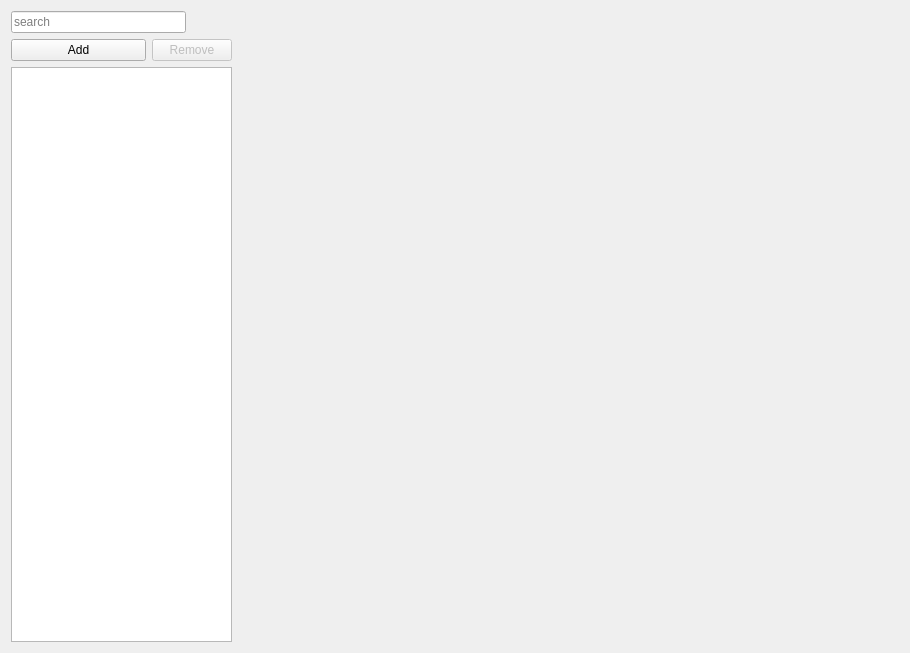
First picture: the form in ui/a2widget/a2item_editor.ui, repository ewerybody/a2, before the edit.
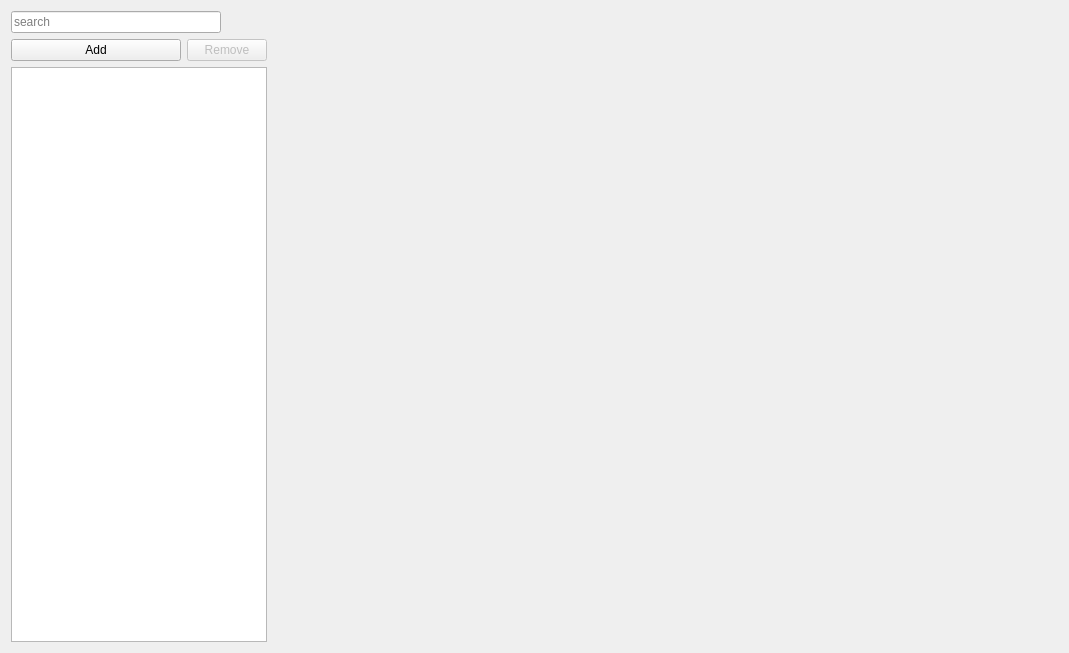
Second picture: the form after the edit. Custom widgets are drawn as their Qt base class.

Commit message: A2ItemEditor got a `list_layout_widget` to make the list column resizable

Diff of the .ui file:
```diff
--- a/ui/a2widget/a2item_editor.ui
+++ b/ui/a2widget/a2item_editor.ui
@@ -6,7 +6,7 @@
    <rect>
     <x>0</x>
     <y>0</y>
-    <width>910</width>
+    <width>1069</width>
     <height>653</height>
    </rect>
   </property>
@@ -16,16 +16,29 @@
     <verstretch>0</verstretch>
    </sizepolicy>
   </property>
-  <property name="windowTitle">
-   <string>Form</string>
-  </property>
-  <layout class="QHBoxLayout" name="item_editor_layout" stretch="1,3">
+  <layout class="QHBoxLayout" name="item_editor_layout" stretch="0,5">
    <item>
+    <widget class="QWidget" name="list_layout_widget" native="true">
     <layout class="QVBoxLayout" name="list_layout">
+      <property name="leftMargin">
+       <number>0</number>
+      </property>
+      <property name="topMargin">
+       <number>0</number>
+      </property>
+      <property name="rightMargin">
+       <number>0</number>
+      </property>
+      <property name="bottomMargin">
+       <number>0</number>
+      </property>
      <item>
       <layout class="QHBoxLayout" name="search_field_layout">
        <item>
         <widget class="QLineEdit" name="search_field">
+          <property name="inputMask">
+           <string notr="true"/>
+          </property>
          <property name="placeholderText">
           <string>search</string>
          </property>
@@ -78,6 +91,7 @@
       </widget>
      </item>
     </layout>
+    </widget>
    </item>
    <item>
     <widget class="QWidget" name="config_widget" native="true">
```
Left out of the diff: 4 changed lines with no effect on the pictures. Lines whose indentation alone changed are shown as unchanged. The commit also changes 1 other file.
